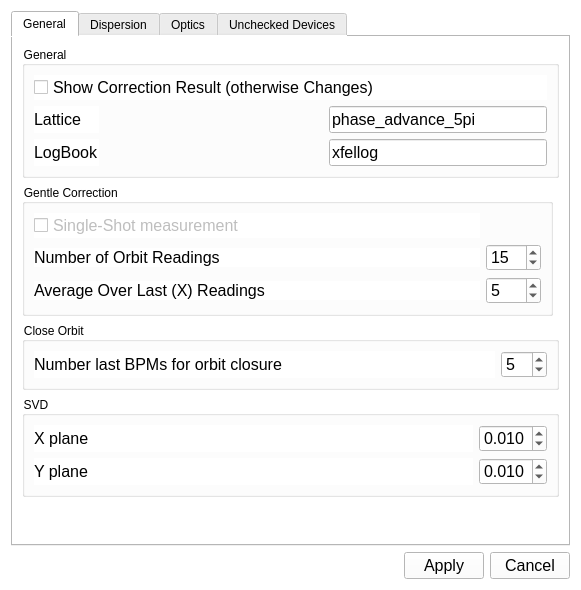
First picture: the form in gui/UISettings.ui, repository sergey-tomin/manul, before the edit.
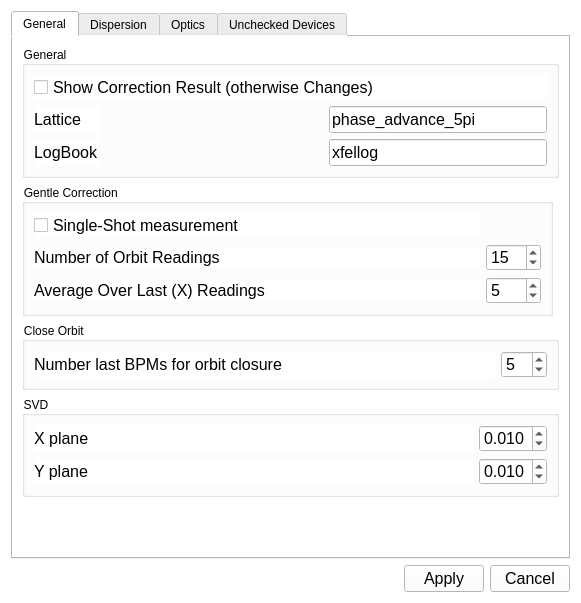
Second picture: the form after the edit.

```diff
--- a/gui/UISettings.ui
+++ b/gui/UISettings.ui
@@ -7,7 +7,7 @@
     <x>0</x>
     <y>0</y>
     <width>581</width>
-    <height>590</height>
+    <height>603</height>
    </rect>
   </property>
   <property name="minimumSize">
@@ -325,7 +325,7 @@
               <item row="0" column="0">
                <widget class="QCheckBox" name="cb_single_shot">
                 <property name="enabled">
-                 <bool>false</bool>
+                 <bool>true</bool>
                 </property>
                 <property name="font">
                  <font>
```
